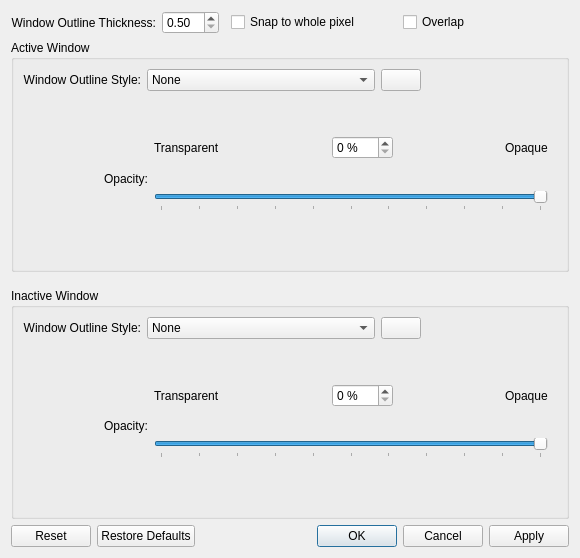
First picture: the form in kdecoration/config/ui/windowoutlinestyle.ui, repository paulmcauley/klassy, before the edit.
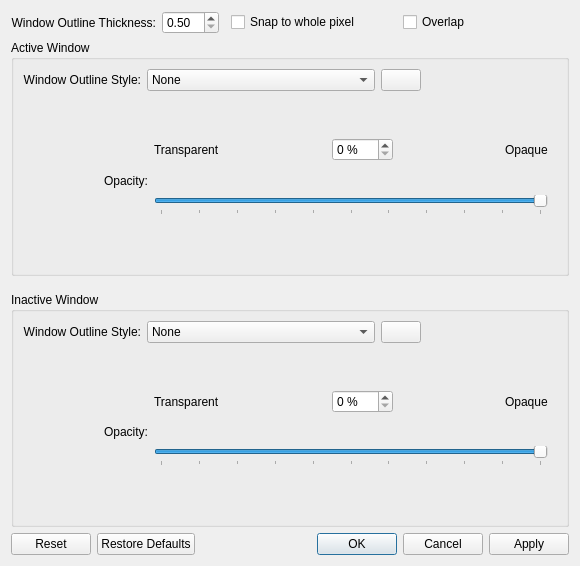
Second picture: the form after the edit. The open tabs and pages were chosen to show the change. Icons and pictures are not drawn. Custom widgets are drawn as their Qt base class.

Commit message: WiP -- option in WindowOutlineStyle to vary contrast

Diff of the .ui file:
```diff
--- a/kdecoration/config/ui/windowoutlinestyle.ui
+++ b/kdecoration/config/ui/windowoutlinestyle.ui
@@ -7,7 +7,7 @@
     <x>0</x>
     <y>0</y>
     <width>580</width>
-    <height>558</height>
+    <height>566</height>
    </rect>
   </property>
   <property name="windowTitle">
@@ -358,7 +358,9 @@
          </layout>
         </widget>
         <widget class="QWidget" name="contrastOpacityPageActive">
-         <layout class="QHBoxLayout" name="horizontalLayout_25">
+         <layout class="QVBoxLayout" name="verticalLayout_215">
+          <item>
+           <layout class="QHBoxLayout" name="horizontalLayout_7">
           <item>
            <spacer name="horizontalSpacer_7">
             <property name="orientation">
@@ -522,6 +524,8 @@
            </layout>
           </item>
          </layout>
+          </item>
+         </layout>
         </widget>
         <widget class="QWidget" name="accentColorOpacityPageActive">
          <layout class="QHBoxLayout" name="horizontalLayout_27">
@@ -1904,7 +1908,9 @@
          </layout>
         </widget>
         <widget class="QWidget" name="accentWithContrastOpacityPageInactive">
-         <layout class="QHBoxLayout" name="horizontalLayout_31">
+         <layout class="QVBoxLayout" name="verticalLayout_131">
+          <item>
+           <layout class="QHBoxLayout" name="horizontalLayout_8">
           <item>
            <spacer name="horizontalSpacer_18">
             <property name="orientation">
@@ -2058,6 +2064,8 @@
                </size>
               </property>
              </spacer>
+              </item>
+             </layout>
             </item>
            </layout>
           </item>
```
Left out of the diff: 56 changed lines with no effect on the pictures. Lines whose indentation alone changed are shown as unchanged.
